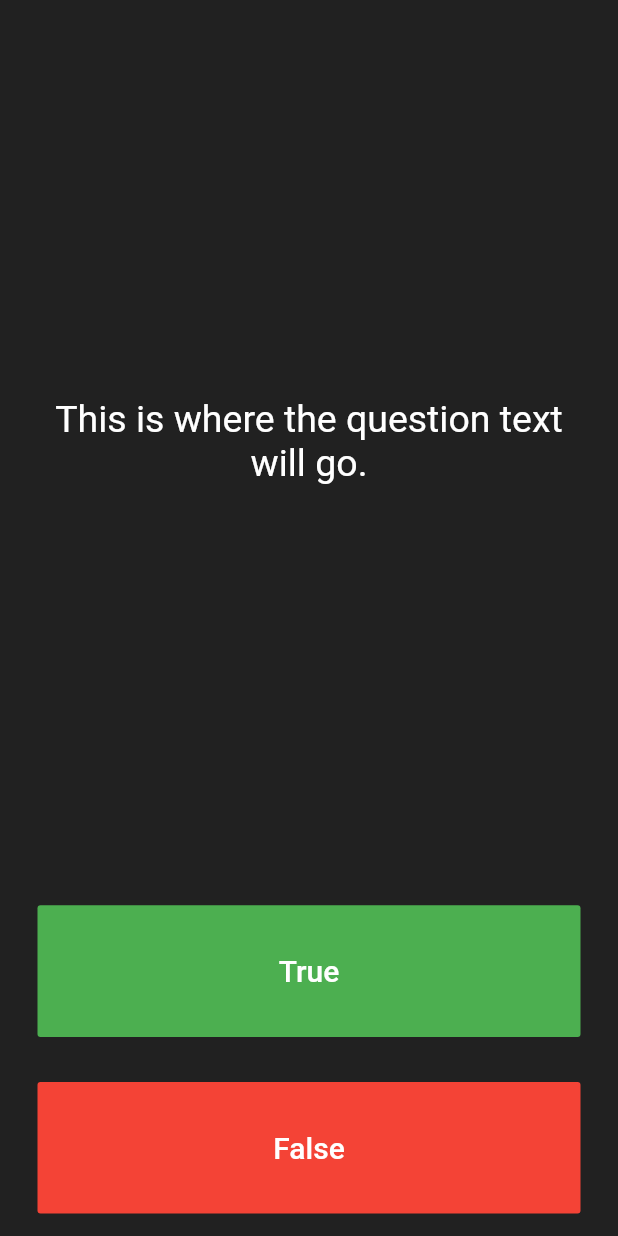
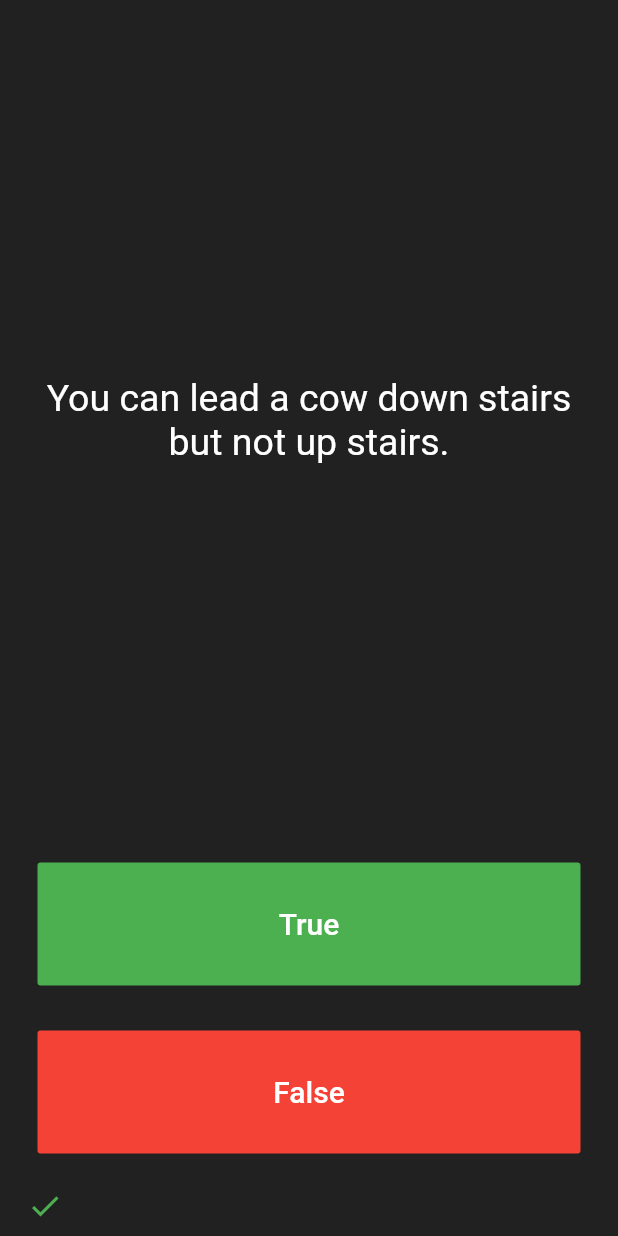
Before and after one commit to mazen96/quiz-app-flutter, a Flutter app: the screen it shows after launch, after a tap on "True", on a phone screen of 412 x 824 dp. Run offline on Flutter 3.47's test engine with Material 2 defaults, Android fonts, the phone set to English and light mode, and no system bars; our stand-ins replace rflutter_alert.

```diff
--- a/lib/main.dart
+++ b/lib/main.dart
@@ -1,4 +1,6 @@
 import 'package:flutter/material.dart';
+import 'package:quizzler/quizFactory.dart';
+import 'package:rflutter_alert/rflutter_alert.dart';
 
 void main() => runApp(Quizzler());
 
@@ -25,6 +27,37 @@ class QuizPage extends StatefulWidget {
 }
 
 class _QuizPageState extends State<QuizPage> {
+  QuizFactory newQuiz = QuizFactory();
+  List<Icon> quizResult = [];
+
+  void checkAnswer(bool userChoice) {
+    setState(() {
+      if (newQuiz.questionBank[newQuiz.questionNumber].questionAnswer ==
+          userChoice) {
+        quizResult.add(Icon(
+          Icons.check,
+          color: Colors.green,
+        ));
+      } else {
+        quizResult.add(Icon(
+          Icons.close,
+          color: Colors.red,
+        ));
+      }
+      if (newQuiz.isLastQuestion()) {
+        newQuiz.resetQuiz();
+        quizResult = [];
+        Alert(
+                context: context,
+                title: "Finished",
+                desc: "You have reached the end of this quiz!")
+            .show();
+      } else {
+        newQuiz.nextQuestion();
+      }
+    });
+  }
+
   @override
   Widget build(BuildContext context) {
     return Column(
@@ -37,7 +70,7 @@ class _QuizPageState extends State<QuizPage> {
             padding: EdgeInsets.all(10.0),
             child: Center(
               child: Text(
-                'This is where the question text will go.',
+                newQuiz.questionBank[newQuiz.questionNumber].questionText,
                 textAlign: TextAlign.center,
                 style: TextStyle(
                   fontSize: 25.0,
@@ -62,6 +95,7 @@ class _QuizPageState extends State<QuizPage> {
               ),
               onPressed: () {
                 //The user picked true.
+                checkAnswer(true);
               },
             ),
           ),
@@ -80,18 +114,18 @@ class _QuizPageState extends State<QuizPage> {
               ),
               onPressed: () {
                 //The user picked false.
+                checkAnswer(false);
               },
             ),
           ),
         ),
-        //TODO: Add a Row here as your score keeper
+        Padding(
+          padding: const EdgeInsets.all(8.0),
+          child: Row(
+            children: quizResult,
+          ),
+        )
       ],
     );
   }
 }
-
-/*
-question1: 'You can lead a cow down stairs but not up stairs.', false,
-question2: 'Approximately one quarter of human bones are in the feet.', true,
-question3: 'A slug\'s blood is green.', true,
-*/
--- a/lib/question.dart
+++ b/lib/question.dart
@@ -0,0 +1,18 @@
+class Question {
+  String _questionText;
+  bool _questionAnswer;
+
+  Question(this._questionText, this._questionAnswer);
+
+  bool get questionAnswer => _questionAnswer;
+
+  set questionAnswer(bool value) {
+    _questionAnswer = value;
+  }
+
+  String get questionText => _questionText;
+
+  set questionText(String value) {
+    _questionText = value;
+  }
+}
--- a/lib/quizFactory.dart
+++ b/lib/quizFactory.dart
@@ -0,0 +1,52 @@
+import 'package:quizzler/question.dart';
+
+class QuizFactory {
+  int _questionNumber = 0;
+  List<Question> _questionBank = [
+    Question('Some cats are actually allergic to humans', true),
+    Question('You can lead a cow down stairs but not up stairs.', false),
+    Question('Approximately one quarter of human bones are in the feet.', true),
+    Question('A slug\'s blood is green.', true),
+    Question('Buzz Aldrin\'s mother\'s maiden name was \"Moon\".', true),
+    Question('It is illegal to pee in the Ocean in Portugal.', true),
+    Question(
+        'No piece of square dry paper can be folded in half more than 7 times.',
+        false),
+    Question(
+        'In London, UK, if you happen to die in the House of Parliament, you are technically entitled to a state funeral, because the building is considered too sacred a place.',
+        true),
+    Question(
+        'The loudest sound produced by any animal is 188 decibels. That animal is the African Elephant.',
+        false),
+    Question(
+        'The total surface area of two human lungs is approximately 70 square metres.',
+        true),
+    Question('Google was originally called \"Backrub\".', true),
+    Question(
+        'Chocolate affects a dog\'s heart and nervous system; a few ounces are enough to kill a small dog.',
+        true),
+    Question(
+        'In West Virginia, USA, if you accidentally hit an animal with your car, you are free to take it home to eat.',
+        true),
+  ];
+
+  List<Question> get questionBank => _questionBank;
+
+  int get questionNumber => _questionNumber;
+
+  void nextQuestion() {
+    _questionNumber++;
+  }
+
+  bool isLastQuestion() {
+    if (_questionNumber == _questionBank.length - 1) {
+      return true;
+    } else {
+      return false;
+    }
+  }
+
+  void resetQuiz() {
+    _questionNumber = 0;
+  }
+}
--- a/pubspec.yaml
+++ b/pubspec.yaml
@@ -19,6 +19,7 @@ dependencies:
   # The following adds the Cupertino Icons font to your application.
   # Use with the CupertinoIcons class for iOS style icons.
   cupertino_icons: ^0.1.2
+  rflutter_alert: ^1.0.3
 
 dev_dependencies:
   flutter_test:
```
